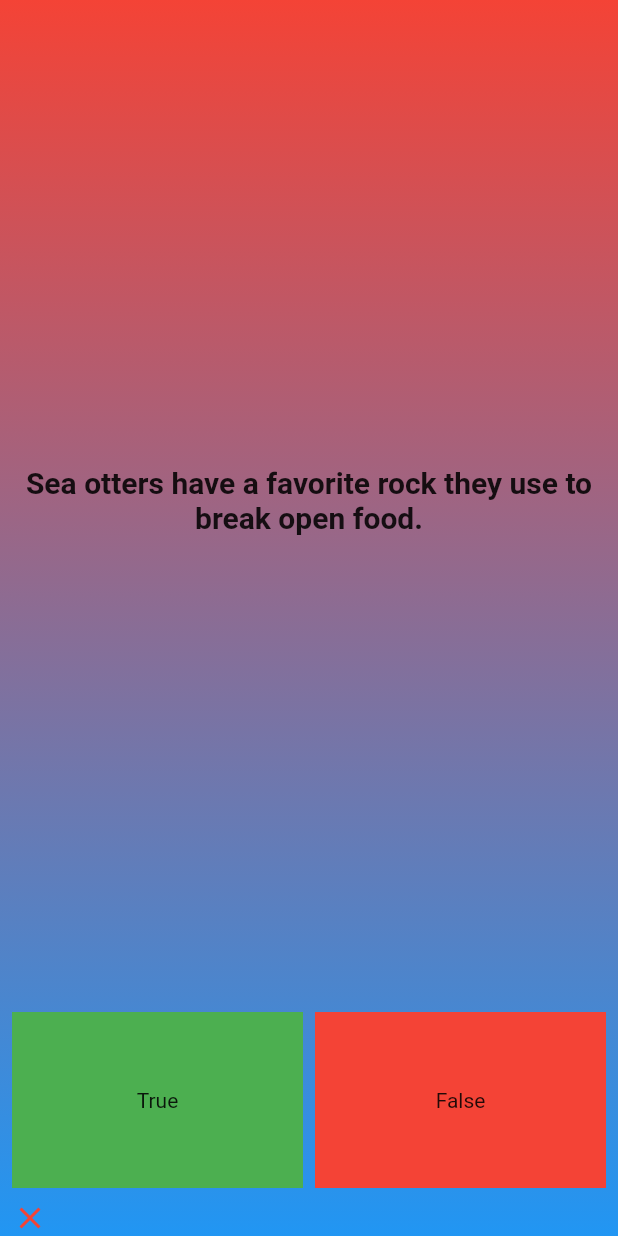
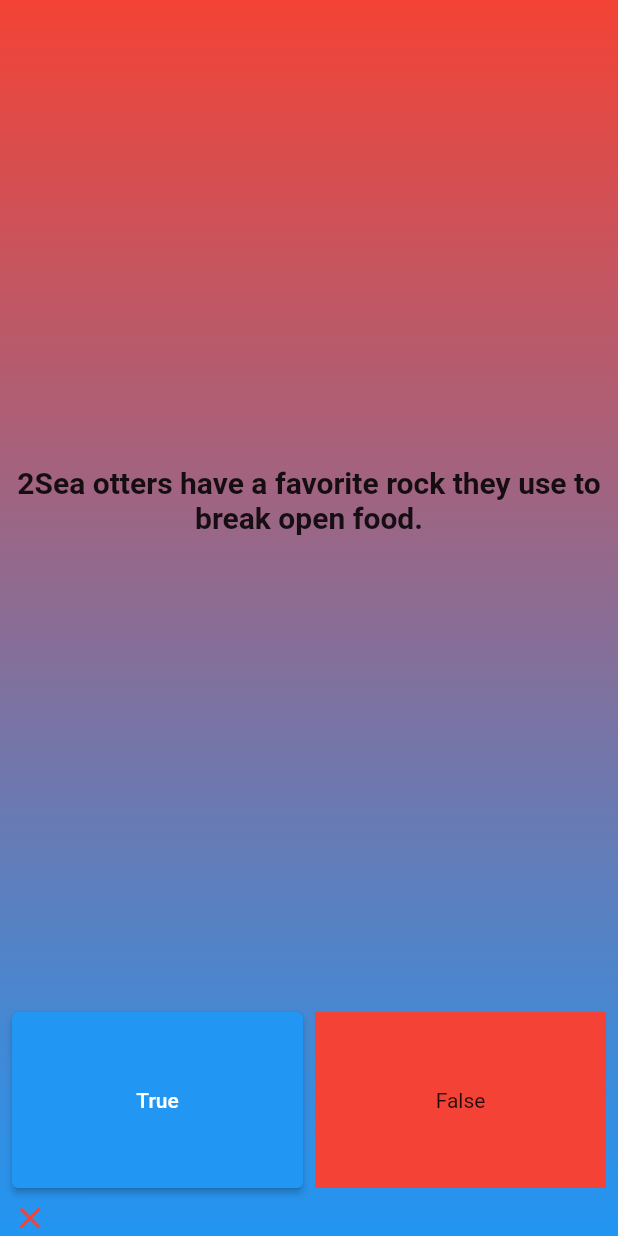
Before and after one commit to Mohammed-Rahma/quize_app, a Flutter app: the screen it shows after launch, after a tap on "True", on a phone screen of 412 x 824 dp. Run offline on Flutter 3.47's test engine with Material 2 defaults, Android fonts, the phone set to English and light mode, and no system bars; our stand-ins replace rflutter_alert.

Commit message:
version2

```diff
--- a/lib/main.dart
+++ b/lib/main.dart
@@ -12,6 +12,7 @@ class MyApp extends StatelessWidget {
   @override
   Widget build(BuildContext context) {
     return MaterialApp(
+        debugShowCheckedModeBanner: false,
         title: 'Flutter Demo',
         theme: ThemeData(
           primarySwatch: Colors.blue,
--- a/lib/quiz.dart
+++ b/lib/quiz.dart
@@ -1,5 +1,6 @@
 import 'package:flutter/material.dart';
 import 'package:quizee_app/quiz_brain.dart';
+import 'package:rflutter_alert/rflutter_alert.dart';
 
 class Quiz extends StatefulWidget {
   const Quiz({Key? key}) : super(key: key);
@@ -11,6 +12,51 @@ class Quiz extends StatefulWidget {
 class _QuizState extends State<Quiz> {
   List<Widget> score = [];
   QuizBrain quizBrain = QuizBrain();
+  int num = 0;
+  Future<void> checkAnswer(bool userAnswer) async {
+    bool correctAnswer = quizBrain.getAnswer();
+    quizBrain.nextQuestion();
+
+    setState(() {
+      if (correctAnswer == userAnswer) {
+        print('correct................');
+        score.add(const Icon(
+          Icons.check,
+          color: Color(0xff044b04),
+        ));
+      } else {
+        print('wrong.................');
+        score.add(const Icon(
+          Icons.close,
+          color: Colors.red,
+        ));
+      }
+    });
+    if (quizBrain.isFinished()) {
+      quizBrain.restart();
+      await Future.delayed(const Duration(milliseconds: 500));
+      Alert(
+        context: context,
+        type: AlertType.success,
+        title: "questions finished",
+        desc:
+            "Close-ended questions are questions that have predetermined answers",
+        buttons: [
+          DialogButton(
+            onPressed: () => Navigator.pop(context),
+            width: 120,
+            child: const Text(
+              "Try Aging",
+              style: TextStyle(color: Colors.white, fontSize: 20),
+            ),
+          )
+        ],
+      ).show();
+      setState(() {
+        score = [];
+      });
+    }
+  }
 
   @override
   Widget build(BuildContext context) {
@@ -42,33 +88,12 @@ class _QuizState extends State<Quiz> {
                 child: Row(
                   children: [
                     Expanded(
-                      child: InkWell(
-                        onTap: () {
-                          setState(() {
-                            if (quizBrain.getAnswer() == true) {
-                              print('correct................');
-                              score.add(Image.asset(
-                                'assets/images/icons8-select-checkmark-symbol-to-choose-true-answer-24.png',
-                                color: const Color(0xff044b04),
-                              ));
-                            } else {
-                              print('wrong.................');
-                              score.add(const Icon(
-                                Icons.close,
-                                color: Colors.red,
-                              ));
-                            }
-                          });
-                          quizBrain.nextQuestion();
-                        },
-                        child: Container(
-                          decoration: const BoxDecoration(
-                            color: Colors.green,
-                          ),
-                          child: const Center(child: Text('True')),
-                        ),
-                      ),
-                    ),
+                        child: ElevatedButton(
+                      onPressed: () {
+                        checkAnswer(true);
+                      },
+                      child: const Center(child: Text('True')),
+                    )),
                     const SizedBox(
                       width: 8,
                     ),
--- a/lib/quiz_brain.dart
+++ b/lib/quiz_brain.dart
@@ -2,18 +2,18 @@ import 'package:quizee_app/question.dart';
 
 class QuizBrain {
   int num = 0;
-  List<Question> _questions = [
+  final List<Question> _questions = [
     Question(
-        'Sea otters have a favorite rock they use to break open food.', false),
+        '1Sea otters have a favorite rock they use to break open food.', false),
     Question(
-        'Sea otters have a favorite rock they use to break open food.', true),
+        '2Sea otters have a favorite rock they use to break open food.', true),
     Question(
         'Prince Eric and Ariel from The Little Mermaid have a daughter named Princess Song.',
         false)
   ];
 
   void nextQuestion() {
-    if (num < _questions.length - 1) num++;
+    if (num <= _questions.length - 1) num++;
   }
 
   String getQuestion() {
@@ -23,4 +23,16 @@ class QuizBrain {
   bool getAnswer() {
     return _questions[num].answer;
   }
+
+  bool isFinished() {
+    if (num > _questions.length - 1) {
+      return true;
+    } else {
+      return false;
+    }
+  }
+
+  void restart() {
+    num = 0;
+  }
 }
--- a/pubspec.yaml
+++ b/pubspec.yaml
@@ -36,6 +36,7 @@ dependencies:
   # The following adds the Cupertino Icons font to your application.
   # Use with the CupertinoIcons class for iOS style icons.
   cupertino_icons: ^1.0.2
+  rflutter_alert: ^2.0.4
 
 dev_dependencies:
   flutter_test:
```
Also changed, not shown: pubspec.lock.
